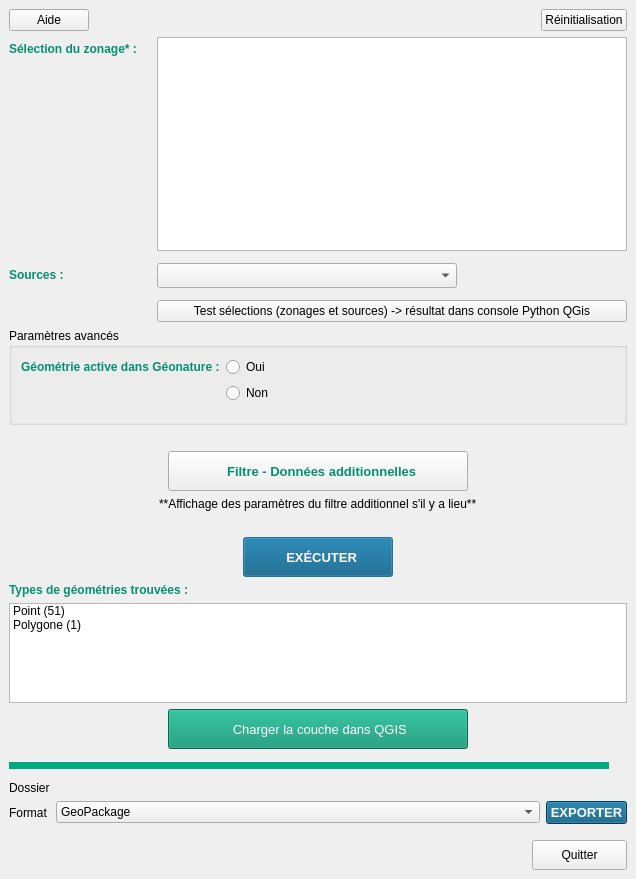
This is ui/referentiel_geographique_dock.ui in PnX-SI/GeoNature-GIS as Qt 5 draws it before an edit. The edited form follows.
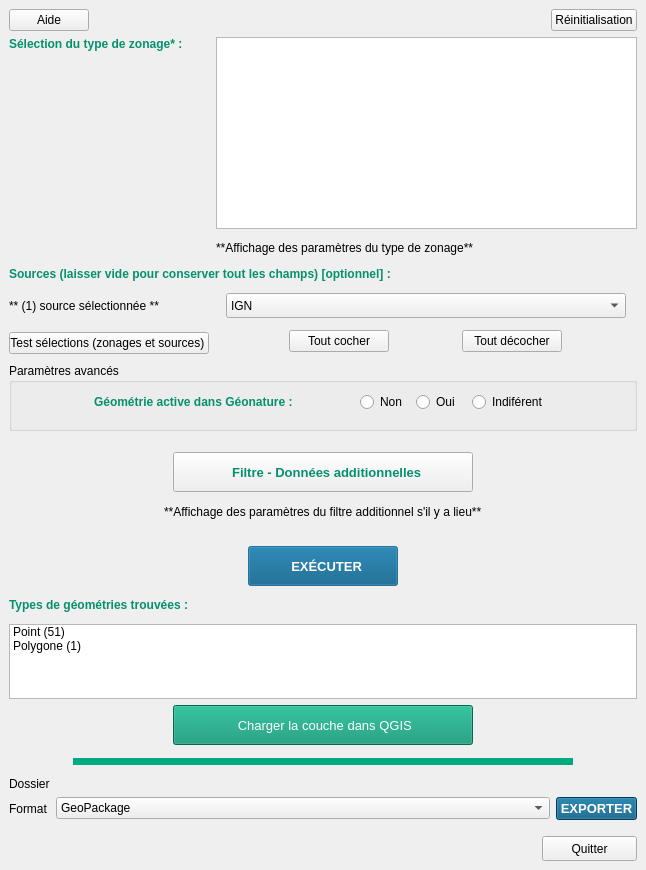
This is the edited form. Icons and pictures are not drawn. Custom widgets are drawn as their Qt base class.

Commit message: MAJ_referentiel_geographique_dock

```diff
--- a/ui/referentiel_geographique_dock.ui
+++ b/ui/referentiel_geographique_dock.ui
@@ -9,8 +9,8 @@
    <rect>
     <x>0</x>
     <y>0</y>
-    <width>636</width>
-    <height>879</height>
+    <width>646</width>
+    <height>870</height>
    </rect>
   </property>
   <property name="windowTitle">
@@ -73,76 +73,111 @@
      </layout>
     </item>
     <item>
-     <layout class="QFormLayout" name="FL_filter">
+     <layout class="QGridLayout" name="gridLayout">
       <property name="sizeConstraint">
        <enum>QLayout::SetDefaultConstraint</enum>
       </property>
+      <property name="rightMargin">
+       <number>0</number>
+      </property>
       <property name="horizontalSpacing">
-       <number>20</number>
+       <number>7</number>
       </property>
       <property name="verticalSpacing">
        <number>12</number>
       </property>
-      <property name="rightMargin">
-       <number>0</number>
-      </property>
-      <item row="0" column="0">
-       <widget class="QLabel" name="lbl_typezonage">
-        <property name="font">
-         <font>
-          <family>Arial</family>
-          <pointsize>9</pointsize>
-          <weight>75</weight>
-          <bold>true</bold>
-         </font>
-        </property>
-        <property name="toolTip">
-         <string>A preset to fetch.</string>
-        </property>
-        <property name="styleSheet">
-         <string notr="true">color: rgb(5, 144, 110);</string>
+      <item row="7" column="0">
+       <widget class="QPushButton" name="pb_test_selection">
+        <property name="maximumSize">
+         <size>
+          <width>200</width>
+          <height>16777215</height>
+         </size>
         </property>
         <property name="text">
-         <string>Sélection du zonage* :</string>
+         <string>Test sélections (zonages et sources) </string>
         </property>
        </widget>
       </item>
+      <item row="7" column="1">
+       <layout class="QHBoxLayout" name="HL_chk">
+        <property name="bottomMargin">
+         <number>5</number>
+        </property>
+        <item>
+         <widget class="QPushButton" name="pb_check">
+          <property name="minimumSize">
+           <size>
+            <width>100</width>
+            <height>0</height>
+           </size>
+          </property>
+          <property name="maximumSize">
+           <size>
+            <width>100</width>
+            <height>16777215</height>
+           </size>
+          </property>
+          <property name="text">
+           <string>Tout cocher</string>
+          </property>
+         </widget>
+        </item>
+        <item>
+         <widget class="QPushButton" name="pb_uncheck">
+          <property name="minimumSize">
+           <size>
+            <width>100</width>
+            <height>0</height>
+           </size>
+          </property>
+          <property name="maximumSize">
+           <size>
+            <width>100</width>
+            <height>16777215</height>
+           </size>
+          </property>
+          <property name="text">
+           <string>Tout décocher</string>
+          </property>
+         </widget>
+        </item>
+       </layout>
+      </item>
       <item row="3" column="0">
-       <widget class="QLabel" name="lbl_source">
-        <property name="font">
-         <font>
-          <family>Arial</family>
-          <pointsize>9</pointsize>
-          <weight>75</weight>
-          <bold>true</bold>
-         </font>
-        </property>
-        <property name="styleSheet">
-         <string notr="true">color: rgb(5, 144, 110);</string>
-        </property>
+       <widget class="QLabel" name="lbl_sourceselectcount">
         <property name="text">
-         <string>Sources :</string>
+         <string>** (1) source sélectionnée **</string>
         </property>
        </widget>
       </item>
-      <item row="3" column="1">
-       <widget class="QgsCheckableComboBox" name="ccb_source">
-        <property name="minimumSize">
-         <size>
-          <width>300</width>
-          <height>25</height>
-         </size>
-        </property>
-        <property name="maximumSize">
-         <size>
-          <width>300</width>
-          <height>25</height>
-         </size>
+      <item row="1" column="1">
+       <widget class="QLabel" name="lbl_zonageparam">
+        <property name="text">
+         <string>**Affichage des paramètres du type de zonage**</string>
         </property>
        </widget>
       </item>
       <item row="0" column="1">
        <widget class="QListWidget" name="lw_zonage">
+        <property name="sizePolicy">
+         <sizepolicy hsizetype="Expanding" vsizetype="Preferred">
+          <horstretch>0</horstretch>
+          <verstretch>0</verstretch>
+         </sizepolicy>
+        </property>
+        <property name="minimumSize">
+         <size>
+          <width>400</width>
+          <height>90</height>
+         </size>
+        </property>
+        <property name="baseSize">
+         <size>
+          <width>400</width>
+          <height>90</height>
+         </size>
+        </property>
         <property name="tabletTracking">
          <bool>false</bool>
         </property>
@@ -151,10 +186,68 @@
         </property>
        </widget>
       </item>
-      <item row="4" column="1">
-       <widget class="QPushButton" name="pb_test_selection">
+      <item row="3" column="1" alignment="Qt::AlignHCenter">
+       <widget class="QgsCheckableComboBox" name="ccb_source">
+        <property name="minimumSize">
+         <size>
+          <width>400</width>
+          <height>25</height>
+         </size>
+        </property>
+        <property name="maximumSize">
+         <size>
+          <width>300</width>
+          <height>25</height>
+         </size>
+        </property>
+        <item>
+         <property name="text">
+          <string>IGN</string>
+         </property>
+        </item>
+        <item>
+         <property name="text">
+          <string>LPO</string>
+         </property>
+        </item>
+       </widget>
+      </item>
+      <item row="2" column="0" colspan="2">
+       <widget class="QLabel" name="lbl_source">
+        <property name="font">
+         <font>
+          <family>Arial</family>
+          <pointsize>9</pointsize>
+          <weight>75</weight>
+          <bold>true</bold>
+         </font>
+        </property>
+        <property name="styleSheet">
+         <string notr="true">color: rgb(5, 144, 110);</string>
+        </property>
         <property name="text">
-         <string>Test sélections (zonages et sources) -&gt; résultat dans console Python QGis</string>
+         <string>Sources (laisser vide pour conserver tout les champs) [optionnel] :</string>
+        </property>
+       </widget>
+      </item>
+      <item row="0" column="0" alignment="Qt::AlignTop">
+       <widget class="QLabel" name="lbl_typezonage">
+        <property name="font">
+         <font>
+          <family>Arial</family>
+          <pointsize>9</pointsize>
+          <weight>75</weight>
+          <bold>true</bold>
+         </font>
+        </property>
+        <property name="toolTip">
+         <string>A preset to fetch.</string>
+        </property>
+        <property name="styleSheet">
+         <string notr="true">color: rgb(5, 144, 110);</string>
+        </property>
+        <property name="text">
+         <string>Sélection du type de zonage* :</string>
         </property>
        </widget>
       </item>
@@ -171,17 +264,32 @@
       <property name="title">
        <string>Paramètres avancés</string>
       </property>
+      <property name="flat">
+       <bool>true</bool>
+      </property>
+      <property name="collapsed">
+       <bool>true</bool>
+      </property>
+      <property name="saveCollapsedState">
+       <bool>false</bool>
+      </property>
       <layout class="QHBoxLayout" name="horizontalLayout">
        <property name="sizeConstraint">
         <enum>QLayout::SetDefaultConstraint</enum>
        </property>
        <item>
-        <layout class="QFormLayout" name="FL_enable">
+        <layout class="QHBoxLayout" name="horizontalLayout_2">
          <property name="bottomMargin">
-          <number>10</number>
+          <number>7</number>
          </property>
-         <item row="0" column="0">
+         <item>
           <widget class="QLabel" name="lbl_enable">
+           <property name="maximumSize">
+            <size>
+             <width>260</width>
+             <height>16777215</height>
+            </size>
+           </property>
            <property name="font">
             <font>
              <family>Arial</family>
@@ -198,20 +306,45 @@
            </property>
           </widget>
          </item>
-         <item row="0" column="1">
-          <widget class="QRadioButton" name="rdb_yes">
-           <property name="text">
-            <string>Oui</string>
-           </property>
-          </widget>
-         </item>
-         <item row="1" column="1">
+         <item>
           <widget class="QRadioButton" name="rdb_no">
+           <property name="maximumSize">
+            <size>
+             <width>50</width>
+             <height>16777215</height>
+            </size>
+           </property>
            <property name="text">
             <string>Non</string>
            </property>
           </widget>
          </item>
+         <item>
+          <widget class="QRadioButton" name="rdb_yes">
+           <property name="maximumSize">
+            <size>
+             <width>50</width>
+             <height>16777215</height>
+            </size>
+           </property>
+           <property name="text">
+            <string>Oui</string>
+           </property>
+          </widget>
+         </item>
+         <item>
+          <widget class="QRadioButton" name="rdb_na">
+           <property name="maximumSize">
+            <size>
+             <width>80</width>
+             <height>16777215</height>
+            </size>
+           </property>
+           <property name="text">
+            <string>Indiférent</string>
+           </property>
+          </widget>
+         </item>
         </layout>
        </item>
       </layout>
@@ -228,7 +361,7 @@
       <property name="sizeHint" stdset="0">
        <size>
         <width>20</width>
-        <height>20</height>
+        <height>15</height>
        </size>
       </property>
      </spacer>
@@ -292,7 +425,7 @@
       <property name="sizeHint" stdset="0">
        <size>
         <width>20</width>
-        <height>20</height>
+        <height>15</height>
        </size>
       </property>
      </spacer>
@@ -372,7 +505,7 @@
       <property name="maximumSize">
        <size>
         <width>16777215</width>
-        <height>100</height>
+        <height>75</height>
        </size>
       </property>
       <property name="selectionRectVisible">
@@ -438,14 +571,14 @@
       </property>
      </widget>
     </item>
-    <item>
+    <item alignment="Qt::AlignHCenter">
      <widget class="Line" name="line_bt">
       <property name="windowModality">
        <enum>Qt::NonModal</enum>
       </property>
       <property name="minimumSize">
        <size>
-        <width>600</width>
+        <width>500</width>
         <height>20</height>
        </size>
       </property>
@@ -571,13 +704,13 @@
       <property name="minimumSize">
        <size>
         <width>95</width>
-        <height>30</height>
+        <height>25</height>
        </size>
       </property>
       <property name="maximumSize">
        <size>
         <width>95</width>
-        <height>30</height>
+        <height>25</height>
        </size>
       </property>
       <property name="text">
```
Left out of the diff: 1 changed line with no effect on the pictures.
